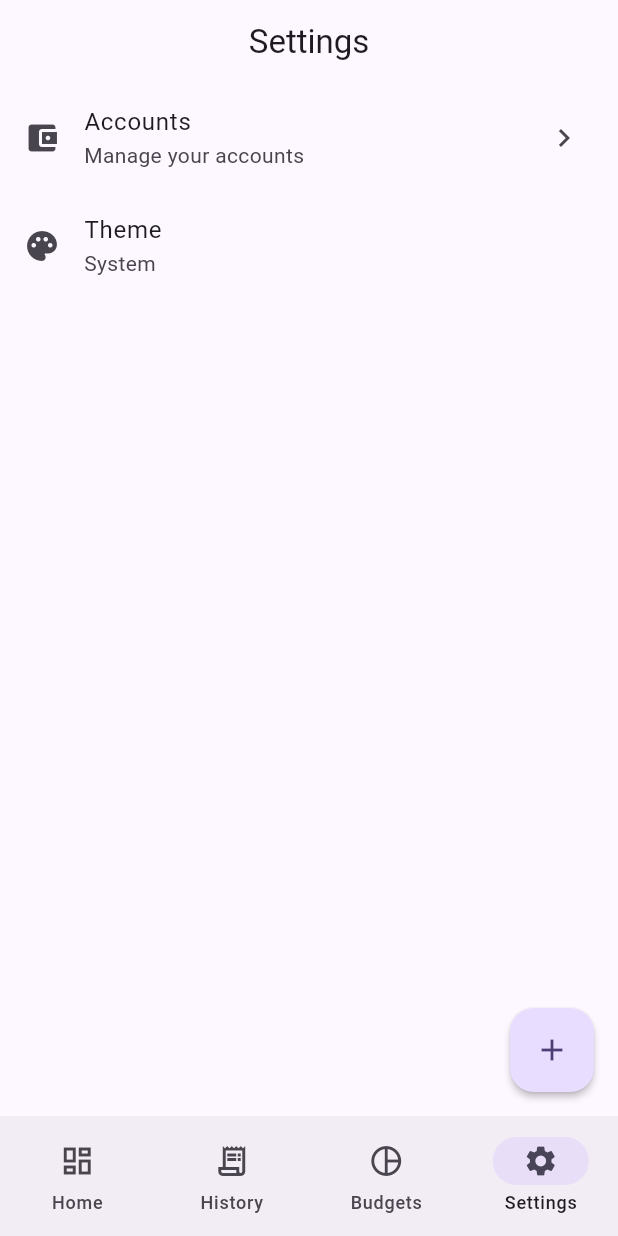
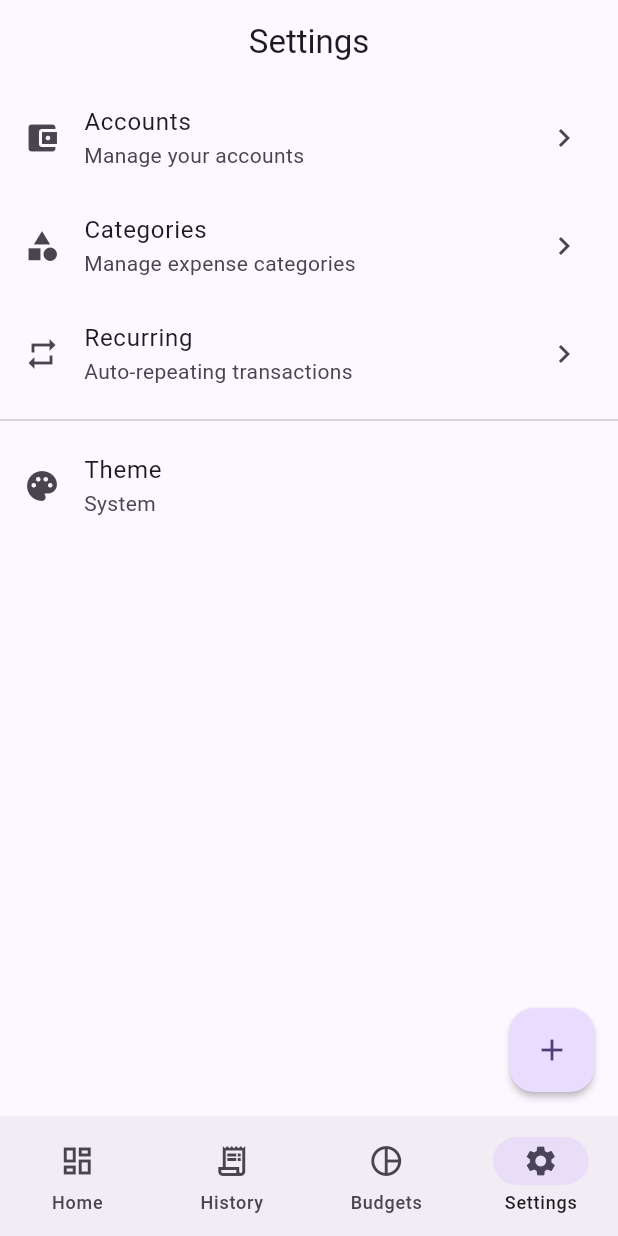
Before and after one commit to Priyans-hu/dime-money, a Flutter app: the screen it shows after launch, item 4 of the bottom bar chosen, on a phone screen of 412 x 824 dp. Run offline on Flutter 3.47's test engine with Material 3 defaults, Android fonts, the phone set to English and light mode, and no system bars; our stand-ins replace drift, fl_chart, flutter_riverpod, gap, go_router, shared_preferences; accounts and stored records are empty; generated files the repository leaves out were written again.

Commit message:
feat: routes for categories/recurring, settings links, recurring processor in main

```diff
--- a/lib/core/router/app_router.dart
+++ b/lib/core/router/app_router.dart
@@ -4,6 +4,8 @@ import 'package:dime_money/features/transactions/presentation/screens/transactio
 import 'package:dime_money/features/budgets/presentation/screens/budgets_screen.dart';
 import 'package:dime_money/features/settings/presentation/screens/settings_screen.dart';
 import 'package:dime_money/features/accounts/presentation/screens/manage_accounts_screen.dart';
+import 'package:dime_money/features/categories/presentation/screens/manage_categories_screen.dart';
+import 'package:dime_money/features/recurring/presentation/screens/recurring_screen.dart';
 import 'package:dime_money/shared/widgets/app_bottom_nav.dart';
 
 final appRouter = GoRouter(
@@ -49,6 +51,16 @@ final appRouter = GoRouter(
                   builder: (context, state) =>
                       const ManageAccountsScreen(),
                 ),
+                GoRoute(
+                  path: 'categories',
+                  builder: (context, state) =>
+                      const ManageCategoriesScreen(),
+                ),
+                GoRoute(
+                  path: 'recurring',
+                  builder: (context, state) =>
+                      const RecurringScreen(),
+                ),
               ],
             ),
           ],
--- a/lib/features/settings/presentation/screens/settings_screen.dart
+++ b/lib/features/settings/presentation/screens/settings_screen.dart
@@ -22,6 +22,21 @@ class SettingsScreen extends ConsumerWidget {
             onTap: () => context.go('/settings/accounts'),
           ),
           ListTile(
+            leading: const Icon(Icons.category),
+            title: const Text('Categories'),
+            subtitle: const Text('Manage expense categories'),
+            trailing: const Icon(Icons.chevron_right),
+            onTap: () => context.go('/settings/categories'),
+          ),
+          ListTile(
+            leading: const Icon(Icons.repeat),
+            title: const Text('Recurring'),
+            subtitle: const Text('Auto-repeating transactions'),
+            trailing: const Icon(Icons.chevron_right),
+            onTap: () => context.go('/settings/recurring'),
+          ),
+          const Divider(),
+          ListTile(
             leading: const Icon(Icons.palette),
             title: const Text('Theme'),
             subtitle: Text(themeMode.name[0].toUpperCase() +
```
Also changed, not shown: lib/main.dart (+16 -2 lines).
